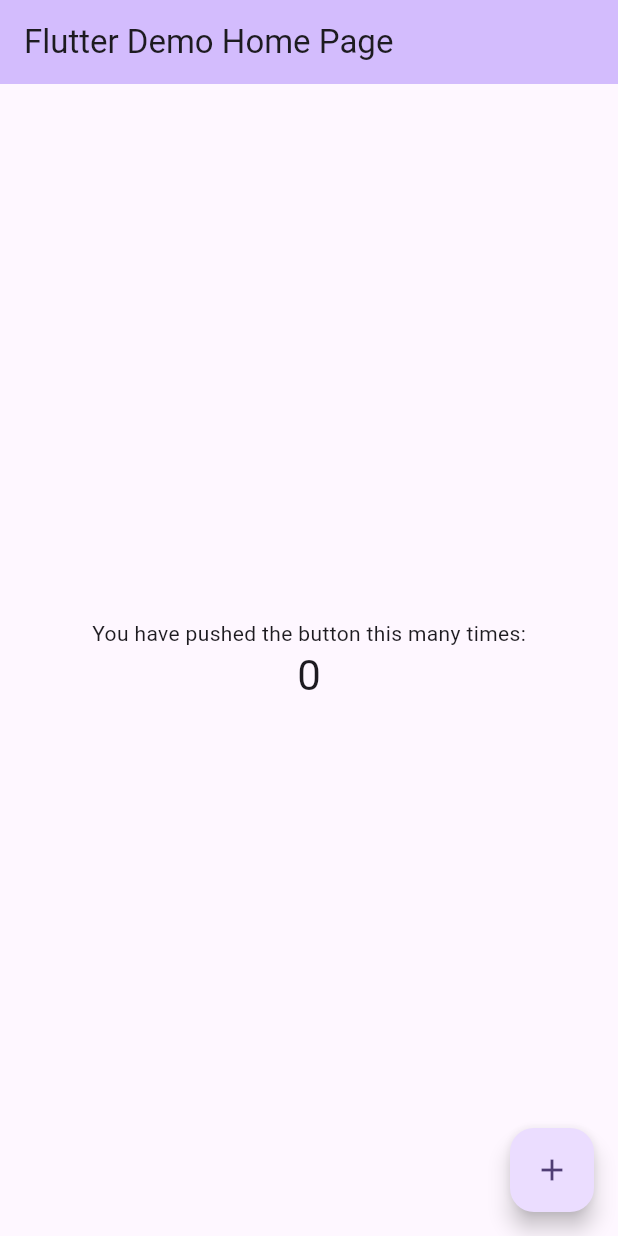
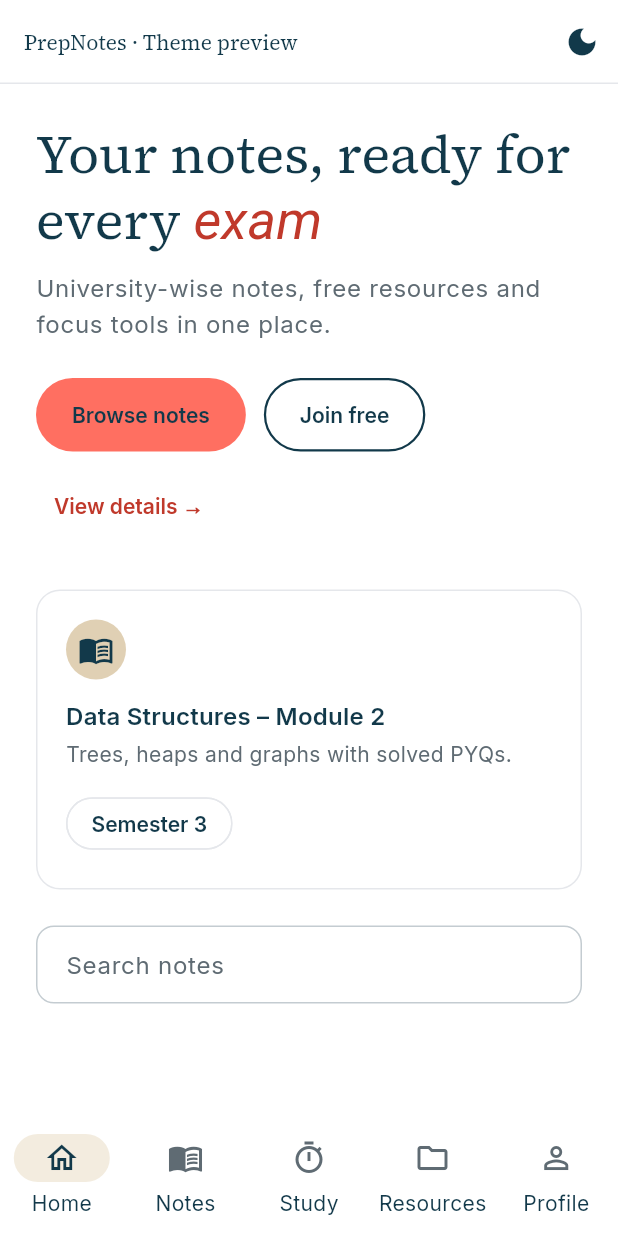
Before and after one commit to taiba0791/prep_notes, a Flutter app: the screen it shows after launch, on a phone screen of 412 x 824 dp. Run offline on Flutter 3.47's test engine with Material 3 defaults, Android fonts, the phone set to English and light mode, and no system bars; our stand-ins replace google_fonts, material_ui.

Commit message:
feat(theme): add Material 3 petrol/coral light and dark themes
Migrate to package:material_ui (required by google_fonts 9 / go_router 18 on Flutter 3.47) and add a temporary theme preview screen.

Co-Authored-By: Claude Opus 5.5 <noreply@anthropic.com>

```diff
--- a/analysis_options.yaml
+++ b/analysis_options.yaml
@@ -35,5 +35,4 @@ linter:
     - prefer_single_quotes
     - require_trailing_commas
     - unawaited_futures
-    - unnecessary_await_in_return
     - use_super_parameters
--- /dev/null
+++ b/lib/core/theme/app_colors.dart
@@ -0,0 +1,49 @@
+import 'package:material_ui/material_ui.dart';
+
+/// The PrepNotes brand palette ("Petrol navy and coral").
+///
+/// This is the ONLY file that may contain raw hex colours. Widgets must read
+/// colours from `Theme.of(context).colorScheme` or [AppThemeColors] instead.
+abstract final class AppColors {
+  // Brand
+  static const petrol = Color(0xFF12394A);
+  static const petrolDeep = Color(0xFF0B2530);
+  static const petrolTint = Color(0xFF9FCADB);
+  static const coral = Color(0xFFFF6F61);
+  static const coralDeep = Color(0xFFC0392B);
+  static const sand = Color(0xFFE0D0B4);
+  static const sandLight = Color(0xFFF3ECDF);
+  static const white = Color(0xFFFFFFFF);
+
+  // Light-mode neutrals
+  static const slate = Color(0xFF5F6B73);
+  static const border = Color(0xFFE5E7EB);
+  static const outline = Color(0xFFC4CCD1);
+  static const surfaceDim = Color(0xFFF6F7F8);
+  static const surfaceDimmer = Color(0xFFEEF1F3);
+
+  // Dark-mode surfaces (petrol family, darkest to lightest)
+  static const darkSurfaceLowest = Color(0xFF071C25);
+  static const darkSurfaceLow = Color(0xFF0F2F3D);
+  static const darkSurfaceHigh = Color(0xFF1A4558);
+  static const darkSurfaceHighest = Color(0xFF22516A);
+  static const darkText = Color(0xFFF1F5F7);
+  static const darkTextMuted = Color(0xFFB5C3CA);
+  static const darkOutline = Color(0xFF5D7A87);
+  static const darkBorder = Color(0xFF2A4B5A);
+
+  // Containers (soft backgrounds for chips, badges, highlighted areas)
+  static const petrolContainer = Color(0xFFD6E6ED);
+  static const petrolContainerDark = Color(0xFF1B4A5E);
+  static const coralContainer = Color(0xFFFFE3E0);
+  static const onCoralContainer = Color(0xFF5C1A14);
+  static const coralContainerDark = Color(0xFF6B2A23);
+  static const onCoralContainerDark = Color(0xFFFFDAD5);
+  static const sandContainerDark = Color(0xFF4A3F2C);
+
+  // Status
+  static const success = Color(0xFF2E7D5B);
+  static const successLight = Color(0xFF6FCF97);
+  static const warning = Color(0xFFB7791F);
+  static const warningLight = Color(0xFFF6C26B);
+}
--- /dev/null
+++ b/lib/core/theme/app_text_styles.dart
@@ -0,0 +1,40 @@
+import 'package:google_fonts/google_fonts.dart';
+import 'package:material_ui/material_ui.dart';
+
+/// Typography: a serif for big headings (Source Serif 4) and a clean sans
+/// for everything else (Inter).
+abstract final class AppTextStyles {
+  static TextTheme textTheme(ColorScheme scheme) {
+    final base = ThemeData(brightness: scheme.brightness).textTheme;
+
+    TextStyle? serif(TextStyle? style) => style == null
+        ? null
+        : GoogleFonts.sourceSerif4(
+            textStyle: style,
+            fontWeight: FontWeight.w400,
+          );
+
+    final sans = GoogleFonts.interTextTheme(base);
+
+    return sans
+        .copyWith(
+          displayLarge: serif(base.displayLarge),
+          displayMedium: serif(base.displayMedium),
+          displaySmall: serif(base.displaySmall),
+          headlineLarge: serif(base.headlineLarge),
+          headlineMedium: serif(base.headlineMedium),
+          headlineSmall: serif(base.headlineSmall),
+          titleLarge: serif(base.titleLarge),
+          titleMedium: sans.titleMedium?.copyWith(fontWeight: FontWeight.w600),
+          labelLarge: sans.labelLarge?.copyWith(fontWeight: FontWeight.w600),
+        )
+        // Headings and labels in the main text colour (petrol / near-white)...
+        .apply(bodyColor: scheme.onSurface, displayColor: scheme.onSurface)
+        // ...paragraph text in the softer, muted colour.
+        .copyWith(
+          bodyLarge: sans.bodyLarge?.copyWith(color: scheme.onSurfaceVariant),
+          bodyMedium: sans.bodyMedium?.copyWith(color: scheme.onSurfaceVariant),
+          bodySmall: sans.bodySmall?.copyWith(color: scheme.onSurfaceVariant),
+        );
+  }
+}
--- /dev/null
+++ b/lib/core/theme/app_theme.dart
@@ -0,0 +1,239 @@
+import 'package:material_ui/material_ui.dart';
+
+import 'app_colors.dart';
+import 'app_text_styles.dart';
+import 'app_theme_colors.dart';
+
+/// Central Material 3 theme for PrepNotes (light + dark).
+///
+/// Button roles:
+/// - [FilledButton]   → main call-to-action (coral pill, e.g. "Buy now").
+/// - [OutlinedButton] → secondary action (petrol outline pill).
+/// - [TextButton]     → link-style action (deep coral text).
+abstract final class AppTheme {
+  static const double radiusSmall = 8;
+  static const double radiusMedium = 12;
+  static const double radiusLarge = 16;
+  static const double radiusXLarge = 24;
+
+  static ThemeData get light => _build(_lightScheme, AppThemeColors.light);
+  static ThemeData get dark => _build(_darkScheme, AppThemeColors.dark);
+
+  static final ColorScheme _lightScheme =
+      ColorScheme.fromSeed(seedColor: AppColors.petrol).copyWith(
+        primary: AppColors.petrol,
+        onPrimary: AppColors.white,
+        primaryContainer: AppColors.petrolContainer,
+        onPrimaryContainer: AppColors.petrol,
+        secondary: AppColors.coral,
+        onSecondary: AppColors.petrol,
+        secondaryContainer: AppColors.coralContainer,
+        onSecondaryContainer: AppColors.onCoralContainer,
+        tertiary: AppColors.sand,
+        onTertiary: AppColors.petrol,
+        tertiaryContainer: AppColors.sandLight,
+        onTertiaryContainer: AppColors.petrol,
+        surface: AppColors.white,
+        onSurface: AppColors.petrol,
+        onSurfaceVariant: AppColors.slate,
+        surfaceContainerLowest: AppColors.white,
+        surfaceContainerLow: AppColors.white,
+        surfaceContainer: AppColors.surfaceDim,
+        surfaceContainerHigh: AppColors.surfaceDim,
+        surfaceContainerHighest: AppColors.surfaceDimmer,
+        outline: AppColors.outline,
+        outlineVariant: AppColors.border,
+        inverseSurface: AppColors.petrol,
+        onInverseSurface: AppColors.white,
+        inversePrimary: AppColors.petrolTint,
+        surfaceTint: Colors.transparent,
+      );
+
+  static final ColorScheme _darkScheme =
+      ColorScheme.fromSeed(
+        seedColor: AppColors.petrol,
+        brightness: Brightness.dark,
+      ).copyWith(
+        primary: AppColors.petrolTint,
+        onPrimary: AppColors.petrolDeep,
+        primaryContainer: AppColors.petrolContainerDark,
+        onPrimaryContainer: AppColors.petrolContainer,
+        secondary: AppColors.coral,
+        onSecondary: AppColors.petrolDeep,
+        secondaryContainer: AppColors.coralContainerDark,
+        onSecondaryContainer: AppColors.onCoralContainerDark,
+        tertiary: AppColors.sand,
+        onTertiary: AppColors.petrolDeep,
+        tertiaryContainer: AppColors.sandContainerDark,
+        onTertiaryContainer: AppColors.sandLight,
+        surface: AppColors.petrolDeep,
+        onSurface: AppColors.darkText,
+        onSurfaceVariant: AppColors.darkTextMuted,
+        surfaceContainerLowest: AppColors.darkSurfaceLowest,
+        surfaceContainerLow: AppColors.darkSurfaceLow,
+        surfaceContainer: AppColors.petrol,
+        surfaceContainerHigh: AppColors.darkSurfaceHigh,
+        surfaceContainerHighest: AppColors.darkSurfaceHighest,
+        outline: AppColors.darkOutline,
+        outlineVariant: AppColors.darkBorder,
+        inverseSurface: AppColors.darkText,
+        onInverseSurface: AppColors.petrolDeep,
+        inversePrimary: AppColors.petrol,
+        surfaceTint: Colors.transparent,
+      );
+
+  static ThemeData _build(ColorScheme scheme, AppThemeColors extra) {
+    final textTheme = AppTextStyles.textTheme(scheme);
+    final isLight = scheme.brightness == Brightness.light;
+    // Cards: white on a white page (light) / raised petrol (dark).
+    final cardColor = isLight
+        ? scheme.surfaceContainerLowest
+        : scheme.surfaceContainer;
+
+    const buttonPadding = EdgeInsets.symmetric(horizontal: 24, vertical: 16);
+    const pill = StadiumBorder();
+
+    return ThemeData(
+      colorScheme: scheme,
+      textTheme: textTheme,
+      scaffoldBackgroundColor: scheme.surface,
+      extensions: [extra],
+      appBarTheme: AppBarTheme(
+        backgroundColor: scheme.surface,
+        foregroundColor: scheme.onSurface,
+        elevation: 0,
+        scrolledUnderElevation: 0,
+        centerTitle: false,
+        titleTextStyle: textTheme.titleLarge,
+        shape: Border(bottom: BorderSide(color: scheme.outlineVariant)),
+      ),
+      filledButtonTheme: FilledButtonThemeData(
+        style: FilledButton.styleFrom(
+          backgroundColor: scheme.secondary,
+          foregroundColor: scheme.onSecondary,
+          padding: buttonPadding,
+          shape: pill,
+          textStyle: textTheme.labelLarge,
+        ),
+      ),
+      outlinedButtonTheme: OutlinedButtonThemeData(
+        style: OutlinedButton.styleFrom(
+          foregroundColor: scheme.onSurface,
+          side: BorderSide(color: scheme.onSurface, width: 1.5),
+          padding: buttonPadding,
+          shape: pill,
+          textStyle: textTheme.labelLarge,
+        ),
+      ),
+      textButtonTheme: TextButtonThemeData(
+        style: TextButton.styleFrom(
+          foregroundColor: extra.link,
+          shape: pill,
+          textStyle: textTheme.labelLarge,
+        ),
+      ),
+      elevatedButtonTheme: ElevatedButtonThemeData(
+        style: ElevatedButton.styleFrom(
+          backgroundColor: scheme.primary,
+          foregroundColor: scheme.onPrimary,
+          elevation: 0,
+          padding: buttonPadding,
+          shape: pill,
+          textStyle: textTheme.labelLarge,
+        ),
+      ),
+      floatingActionButtonTheme: FloatingActionButtonThemeData(
+        backgroundColor: scheme.secondary,
+        foregroundColor: scheme.onSecondary,
+        shape: pill,
+      ),
+      cardTheme: CardThemeData(
+        color: cardColor,
+        elevation: 0,
+        margin: EdgeInsets.zero,
+        shape: RoundedRectangleBorder(
+          borderRadius: BorderRadius.circular(radiusLarge),
+          side: BorderSide(color: scheme.outlineVariant),
+        ),
+      ),
+      inputDecorationTheme: InputDecorationTheme(
+        filled: true,
+        fillColor: cardColor,
+        contentPadding: const EdgeInsets.symmetric(
+          horizontal: 16,
+          vertical: 14,
+        ),
+        border: OutlineInputBorder(
+          borderRadius: BorderRadius.circular(radiusMedium),
+          borderSide: BorderSide(color: scheme.outline),
+        ),
+        enabledBorder: OutlineInputBorder(
+          borderRadius: BorderRadius.circular(radiusMedium),
+          borderSide: BorderSide(color: scheme.outline),
+        ),
+        focusedBorder: OutlineInputBorder(
+          borderRadius: BorderRadius.circular(radiusMedium),
+          borderSide: BorderSide(color: scheme.primary, width: 2),
+        ),
+        errorBorder: OutlineInputBorder(
+          borderRadius: BorderRadius.circular(radiusMedium),
+          borderSide: BorderSide(color: scheme.error),
+        ),
+        focusedErrorBorder: OutlineInputBorder(
+          borderRadius: BorderRadius.circular(radiusMedium),
+          borderSide: BorderSide(color: scheme.error, width: 2),
+        ),
+      ),
+      navigationBarTheme: NavigationBarThemeData(
+        backgroundColor: scheme.surface,
+        indicatorColor: scheme.tertiaryContainer,
+        elevation: 0,
+        labelTextStyle: WidgetStatePropertyAll(textTheme.labelMedium),
+        iconTheme: WidgetStateProperty.resolveWith(
+          (states) => IconThemeData(
+            color: states.contains(WidgetState.selected)
+                ? scheme.onTertiaryContainer
+                : scheme.onSurfaceVariant,
+          ),
+        ),
+      ),
+      navigationRailTheme: NavigationRailThemeData(
+        backgroundColor: scheme.surface,
+        indicatorColor: scheme.tertiaryContainer,
+        selectedIconTheme: IconThemeData(color: scheme.onTertiaryContainer),
+        unselectedIconTheme: IconThemeData(color: scheme.onSurfaceVariant),
+        selectedLabelTextStyle: textTheme.labelLarge,
+        unselectedLabelTextStyle: textTheme.labelLarge?.copyWith(
+          color: scheme.onSurfaceVariant,
+        ),
+      ),
+      chipTheme: ChipThemeData(
+        shape: const StadiumBorder(),
+        side: BorderSide(color: scheme.outlineVariant),
+        labelStyle: textTheme.labelLarge,
+      ),
+      dialogTheme: DialogThemeData(
+        backgroundColor: cardColor,
+        shape: RoundedRectangleBorder(
+          borderRadius: BorderRadius.circular(radiusXLarge),
+        ),
+      ),
+      snackBarTheme: const SnackBarThemeData(
+        behavior: SnackBarBehavior.floating,
+      ),
+      dividerTheme: DividerThemeData(
+        color: scheme.outlineVariant,
+        thickness: 1,
+      ),
+      progressIndicatorTheme: ProgressIndicatorThemeData(
+        color: scheme.secondary,
+      ),
+    );
+  }
+}
+
+/// Shortcut: `context.appColors.link` instead of
+/// `Theme.of(context).extension<AppThemeColors>()!.link`.
+extension AppThemeContext on BuildContext {
+  AppThemeColors get appColors => Theme.of(this).extension<AppThemeColors>()!;
+}
--- /dev/null
+++ b/lib/core/theme/app_theme_colors.dart
@@ -0,0 +1,69 @@
+import 'package:material_ui/material_ui.dart';
+
+import 'app_colors.dart';
+
+/// Extra brand colours that Material's [ColorScheme] has no slot for.
+///
+/// Read in widgets with `Theme.of(context).extension<AppThemeColors>()!`
+/// or the shorter `context.appColors` (see `app_theme.dart`).
+@immutable
+class AppThemeColors extends ThemeExtension<AppThemeColors> {
+  const AppThemeColors({
+    required this.link,
+    required this.highlight,
+    required this.success,
+    required this.warning,
+  });
+
+  /// Text links such as "View program →".
+  final Color link;
+
+  /// The coral italic word in headings ("From Campus to a Top-Tech *Offer*").
+  final Color highlight;
+
+  /// Positive states, e.g. "Purchased", "Resolved".
+  final Color success;
+
+  /// Attention states, e.g. "Pending", low time left on a timer.
+  final Color warning;
+
+  static const light = AppThemeColors(
+    link: AppColors.coralDeep,
+    highlight: AppColors.coralDeep,
+    success: AppColors.success,
+    warning: AppColors.warning,
+  );
+
+  static const dark = AppThemeColors(
+    link: AppColors.coral,
+    highlight: AppColors.coral,
+    success: AppColors.successLight,
+    warning: AppColors.warningLight,
+  );
+
+  @override
+  AppThemeColors copyWith({
+    Color? link,
+    Color? highlight,
+    Color? success,
+    Color? warning,
+  }) {
+    return AppThemeColors(
+      link: link ?? this.link,
+      highlight: highlight ?? this.highlight,
+      success: success ?? this.success,
+      warning: warning ?? this.warning,
+    );
+  }
+
+  @override
+  AppThemeColors lerp(AppThemeColors? other, double t) {
+    if (other == null) return this;
+    return AppThemeColors(
+      link: Color.lerp(link, other.link, t)!,
+      highlight: Color.lerp(highlight, other.highlight, t)!,
+      success: Color.lerp(success, other.success, t)!,
+      warning: Color.lerp(warning, other.warning, t)!,
+    );
+  }
+}
--- a/lib/main.dart
+++ b/lib/main.dart
@@ -1,121 +1,151 @@
-import 'package:flutter/material.dart';
+// TEMPORARY theme preview (Phase 0, Step 0.4).
+// Replaced by the real app entry point in Step 0.8.
+import 'package:material_ui/material_ui.dart';
 
-void main() {
-  runApp(const MyApp());
+import 'core/theme/app_theme.dart';
+
+void main() => runApp(const ThemePreviewApp());
+
+class ThemePreviewApp extends StatefulWidget {
+  const ThemePreviewApp({super.key});
+
+  @override
+  State<ThemePreviewApp> createState() => _ThemePreviewAppState();
 }
 
-class MyApp extends StatelessWidget {
-  const MyApp({super.key});
+class _ThemePreviewAppState extends State<ThemePreviewApp> {
+  ThemeMode _mode = ThemeMode.light;
 
-  // This widget is the root of your application.
   @override
   Widget build(BuildContext context) {
     return MaterialApp(
-      title: 'Flutter Demo',
-      theme: ThemeData(
-        // This is the theme of your application.
-        //
-        // TRY THIS: Try running your application with "flutter run". You'll see
-        // the application has a purple toolbar. Then, without quitting the app,
-        // try changing the seedColor in the colorScheme below to Colors.green
-        // and then invoke "hot reload" (save your changes or press the "hot
-        // reload" button in a Flutter-supported IDE, or press "r" if you used
-        // the command line to start the app).
-        //
-        // Notice that the counter didn't reset back to zero; the application
-        // state is not lost during the reload. To reset the state, use hot
-        // restart instead.
-        //
-        // This works for code too, not just values: Most code changes can be
-        // tested with just a hot reload.
-        colorScheme: .fromSeed(seedColor: Colors.deepPurple),
+      title: 'PrepNotes',
+      debugShowCheckedModeBanner: false,
+      theme: AppTheme.light,
+      darkTheme: AppTheme.dark,
+      themeMode: _mode,
+      home: ThemePreviewScreen(
+        isDark: _mode == ThemeMode.dark,
+        onToggle: () => setState(
+          () => _mode = _mode == ThemeMode.dark
+              ? ThemeMode.light
+              : ThemeMode.dark,
+        ),
       ),
-      home: const MyHomePage(title: 'Flutter Demo Home Page'),
     );
   }
 }
 
-class MyHomePage extends StatefulWidget {
-  const MyHomePage({super.key, required this.title});
+class ThemePreviewScreen extends StatelessWidget {
+  const ThemePreviewScreen({
+    required this.isDark,
+    required this.onToggle,
+    super.key,
+  });
 
-  // This widget is the home page of your application. It is stateful, meaning
-  // that it has a State object (defined below) that contains fields that affect
-  // how it looks.
-
-  // This class is the configuration for the state. It holds the values (in this
-  // case the title) provided by the parent (in this case the App widget) and
-  // used by the build method of the State. Fields in a Widget subclass are
-  // always marked "final".
-
-  final String title;
-
-  @override
-  State<MyHomePage> createState() => _MyHomePageState();
-}
-
-class _MyHomePageState extends State<MyHomePage> {
-  int _counter = 0;
-
-  void _incrementCounter() {
-    setState(() {
-      // This call to setState tells the Flutter framework that something has
-      // changed in this State, which causes it to rerun the build method below
-      // so that the display can reflect the updated values. If we changed
-      // _counter without calling setState(), then the build method would not be
-      // called again, and so nothing would appear to happen.
-      _counter++;
-    });
-  }
+  final bool isDark;
+  final VoidCallback onToggle;
 
   @override
   Widget build(BuildContext context) {
-    // This method is rerun every time setState is called, for instance as done
-    // by the _incrementCounter method above.
-    //
-    // The Flutter framework has been optimized to make rerunning build methods
-    // fast, so that you can just rebuild anything that needs updating rather
-    // than having to individually change instances of widgets.
+    final text = Theme.of(context).textTheme;
+    final scheme = Theme.of(context).colorScheme;
+
     return Scaffold(
       appBar: AppBar(
-        // TRY THIS: Try changing the color here to a specific color (to
-        // Colors.amber, perhaps?) and trigger a hot reload to see the AppBar
-        // change color while the other colors stay the same.
-        backgroundColor: Theme.of(context).colorScheme.inversePrimary,
-        // Here we take the value from the MyHomePage object that was created by
-        // the App.build method, and use it to set our appbar title.
-        title: Text(widget.title),
+        title: const Text('PrepNotes · Theme preview'),
+        actions: [
+          IconButton(
+            tooltip: 'Toggle dark mode',
+            icon: Icon(isDark ? Icons.light_mode : Icons.dark_mode),
+            onPressed: onToggle,
+          ),
+        ],
       ),
-      body: Center(
-        // Center is a layout widget. It takes a single child and positions it
-        // in the middle of the parent.
-        child: Column(
-          // Column is also a layout widget. It takes a list of children and
-          // arranges them vertically. By default, it sizes itself to fit its
-          // children horizontally, and tries to be as tall as its parent.
-          //
-          // Column has various properties to control how it sizes itself and
-          // how it positions its children. Here we use mainAxisAlignment to
-          // center the children vertically; the main axis here is the vertical
-          // axis because Columns are vertical (the cross axis would be
-          // horizontal).
-          //
-          // TRY THIS: Invoke "debug painting" (choose the "Toggle Debug Paint"
-          // action in the IDE, or press "p" in the console), to see the
-          // wireframe for each widget.
-          mainAxisAlignment: .center,
-          children: [
-            const Text('You have pushed the button this many times:'),
-            Text(
-              '$_counter',
-              style: Theme.of(context).textTheme.headlineMedium,
+      body: ListView(
+        padding: const EdgeInsets.all(24),
+        children: [
+          Text.rich(
+            TextSpan(
+              text: 'Your notes, ready for every ',
+              children: [
+                TextSpan(
+                  text: 'exam',
+                  style: TextStyle(
+                    fontStyle: FontStyle.italic,
+                    color: context.appColors.highlight,
+                  ),
+                ),
+              ],
             ),
-          ],
-        ),
+            style: text.displaySmall,
+          ),
+          const SizedBox(height: 12),
+          Text(
+            'University-wise notes, free resources and focus tools in one place.',
+            style: text.bodyLarge,
+          ),
+          const SizedBox(height: 24),
+          Wrap(
+            spacing: 12,
+            runSpacing: 12,
+            children: [
+              FilledButton(onPressed: () {}, child: const Text('Browse notes')),
+              OutlinedButton(onPressed: () {}, child: const Text('Join free')),
+              TextButton(onPressed: () {}, child: const Text('View details →')),
+            ],
+          ),
+          const SizedBox(height: 32),
+          Card(
+            child: Padding(
+              padding: const EdgeInsets.all(20),
+              child: Column(
+                crossAxisAlignment: CrossAxisAlignment.start,
+                children: [
+                  CircleAvatar(
+                    backgroundColor: scheme.tertiary,
+                    child: Icon(Icons.menu_book, color: scheme.onTertiary),
+                  ),
+                  const SizedBox(height: 12),
+                  Text('Data Structures – Module 2', style: text.titleMedium),
+                  const SizedBox(height: 4),
+                  Text(
+                    'Trees, heaps and graphs with solved PYQs.',
+                    style: text.bodyMedium,
+                  ),
+                  const SizedBox(height: 12),
+                  const Chip(label: Text('Semester 3')),
+                ],
+              ),
+            ),
+          ),
+          const SizedBox(height: 24),
+          const TextField(
+            decoration: InputDecoration(labelText: 'Search notes'),
+          ),
+        ],
       ),
-      floatingActionButton: FloatingActionButton(
-        onPressed: _incrementCounter,
-        tooltip: 'Increment',
-        child: const Icon(Icons.add),
+      bottomNavigationBar: NavigationBar(
+        selectedIndex: 0,
+        destinations: const [
+          NavigationDestination(icon: Icon(Icons.home_outlined), label: 'Home'),
+          NavigationDestination(
+            icon: Icon(Icons.menu_book_outlined),
+            label: 'Notes',
+          ),
+          NavigationDestination(
+            icon: Icon(Icons.timer_outlined),
+            label: 'Study',
+          ),
+          NavigationDestination(
+            icon: Icon(Icons.folder_outlined),
+            label: 'Resources',
+          ),
+          NavigationDestination(
+            icon: Icon(Icons.person_outline),
+            label: 'Profile',
+          ),
+        ],
       ),
     );
   }
--- a/pubspec.yaml
+++ b/pubspec.yaml
@@ -19,7 +19,7 @@ publish_to: 'none' # Remove this line if you wish to publish to pub.dev
 version: 1.0.0+1
 
 environment:
-  sdk: ^3.12.2
+  sdk: ^3.13.0
 
 # Dependencies specify other packages that your package needs in order to work.
 # To automatically upgrade your package dependencies to the latest versions
@@ -52,6 +52,7 @@ dependencies:
   url_launcher: ^6.3.3
   intl: ^0.20.3
   shared_preferences: ^2.5.5
+  material_ui: ^1.5.0
 
 dev_dependencies:
   flutter_test:
```
Also changed, not shown: pubspec.lock, 3 other files.
